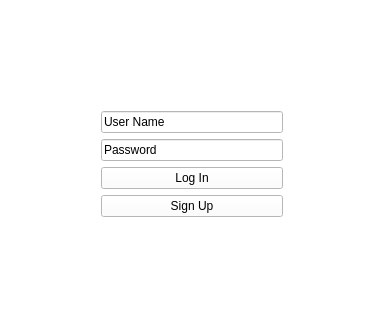
Qt form LogInWindow.ui (Tomkode/RedditClone) before a commit; both pictures show x 0 to 388 and y 0 to 320 of the 388 by 559 pixel window.
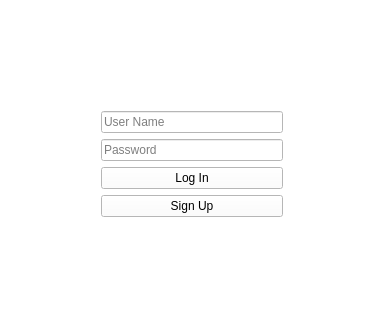
The same form after that commit. Icons and pictures are not drawn.

```diff
--- a/LogInWindow.ui
+++ b/LogInWindow.ui
@@ -17,7 +17,7 @@
    <string notr="true">background-color: rgb(255, 255, 255);</string>
   </property>
   <widget class="QWidget" name="centralWidget">
-   <widget class="QWidget" name="">
+   <widget class="QWidget" name="layoutWidget">
     <property name="geometry">
      <rect>
       <x>90</x>
@@ -61,6 +61,9 @@
        <item>
         <widget class="QLineEdit" name="passwordLineEdit">
          <property name="text">
+          <string/>
+         </property>
+         <property name="placeholderText">
           <string>User Name</string>
          </property>
         </widget>
@@ -68,6 +71,9 @@
        <item>
         <widget class="QLineEdit" name="userNameLineEdit">
          <property name="text">
+          <string/>
+         </property>
+         <property name="placeholderText">
           <string>Password</string>
          </property>
         </widget>
```
Left out of the diff: 2 changed lines with no effect on the pictures.
